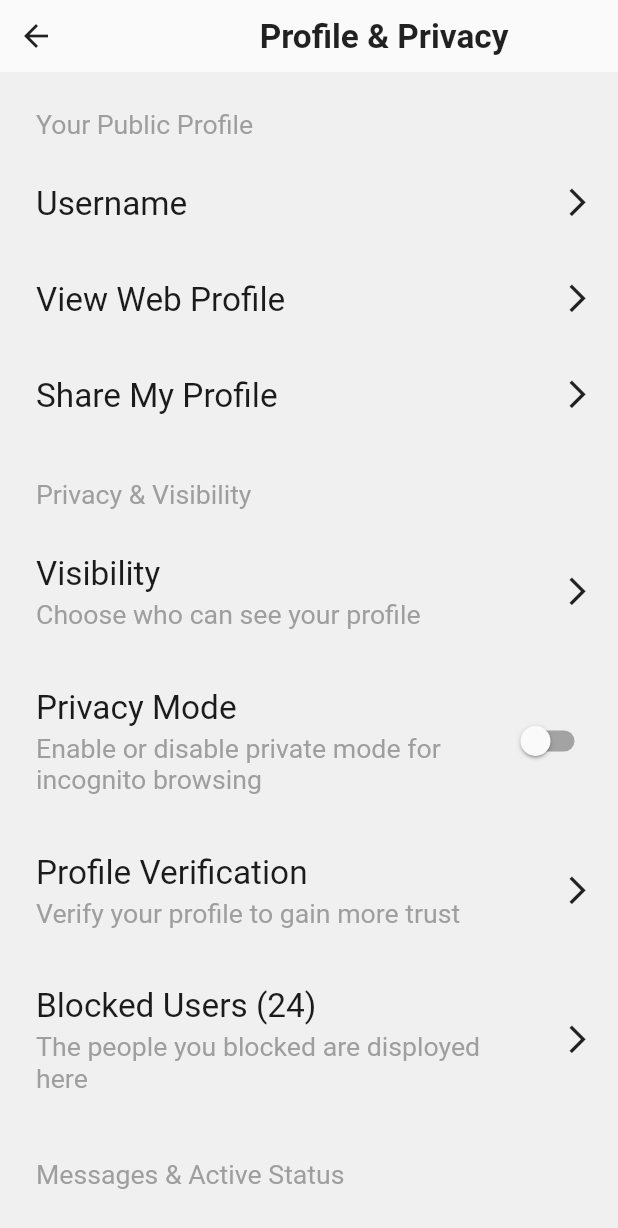
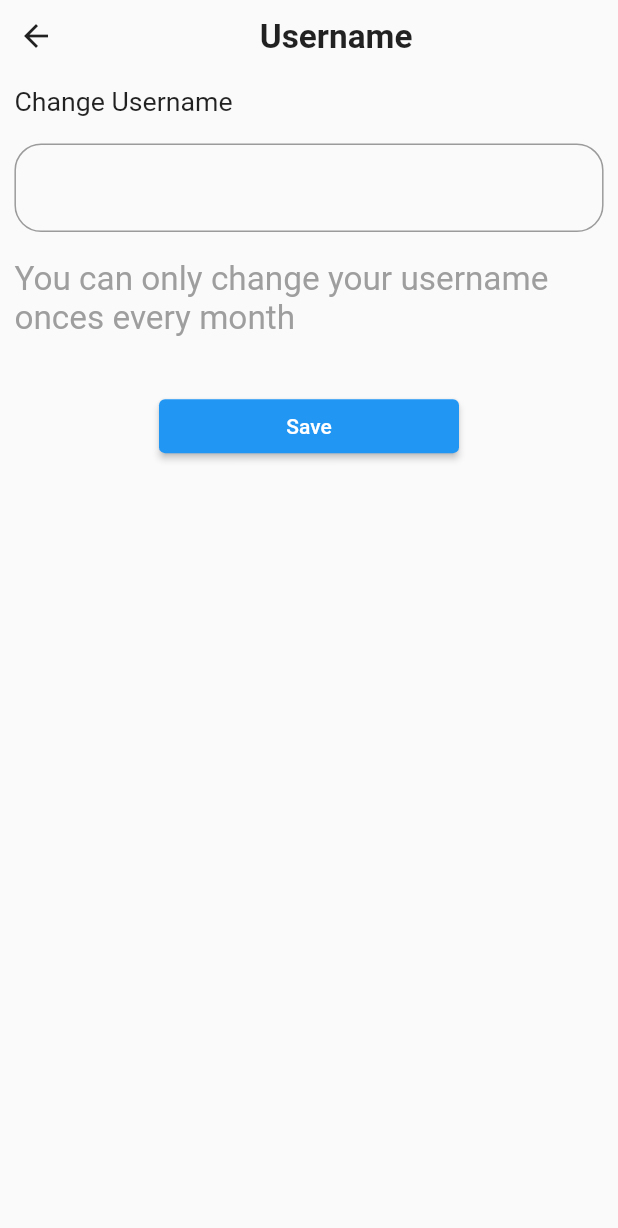
Before and after one commit to abhishek2355/Alpha_Demo, a Flutter app: the screen it shows after launch, on a phone screen of 412 x 824 dp. Shown: the top 1228 px of the screen. Run offline on Flutter 3.47's test engine with Material 2 defaults, Android fonts, the phone set to English and light mode, and no system bars; drawn by our look-alikes of settings_ui.

Commit message:
Created change_username page

```diff
--- a/lib/constants/app_strings.dart
+++ b/lib/constants/app_strings.dart
@@ -251,6 +251,13 @@ const messagesAndActiveStatus = "Messages & Active Status";
 const manageActiveStatus = "Manage Active Status";
 const manageMessages = "Manage Messages";
 
+//username3
+const changeusername = "Change Username";
+const andrew50 = "Andrew50";
+const youCanOnlyChangeYourUsernameOnesEverymonth =
+    "You can only change your username onces every month";
+const save = "Save";
+
 // Backend api request urls
 
 const rootUrl = 'https://alpha-main.onrender.com/';
--- a/lib/main.dart
+++ b/lib/main.dart
@@ -1,6 +1,7 @@
 import 'package:alpha_devayani/profileAndPrivacy2.dart';
 import 'package:alpha_devayani/recent_Serach_page.dart';
 import 'package:alpha_devayani/settings_1.dart';
+import 'package:alpha_devayani/username3.dart';
 import 'package:flutter/material.dart';
 import 'package:flutter/cupertino.dart';
 import 'package:alpha_devayani/result_page.dart';
@@ -20,7 +21,7 @@ class MyApp extends StatelessWidget {
   @override
   Widget build(BuildContext context) {
     return const MaterialApp(
-      home: Profile2(),
+      home: Username3(),
     );
   }
 }
--- /dev/null
+++ b/lib/username3.dart
@@ -0,0 +1,89 @@
+import 'package:flutter/cupertino.dart';
+import 'package:flutter/material.dart';
+import 'package:alpha_devayani/constants/app_heights.dart' as app_heights;
+import 'package:alpha_devayani/constants/app_strings.dart' as app_strings;
+import 'package:alpha_devayani/constants/app_widths.dart' as app_widths;
+import 'package:settings_ui/settings_ui.dart';
+
+class Username3 extends StatelessWidget {
+  const Username3({super.key});
+  @override
+  Widget build(BuildContext context) {
+    var deviceMedia = MediaQuery.of(context);
+    final double screenHeight = deviceMedia.size.height -
+        deviceMedia.padding.top -
+        deviceMedia.padding.bottom;
+    final double screenWidth = deviceMedia.size.width -
+        deviceMedia.padding.left -
+        deviceMedia.padding.right;
+
+    return SafeArea(
+      child: Scaffold(
+        body: Column(
+          crossAxisAlignment: CrossAxisAlignment.start,
+          children: [
+            Row(
+              children: [
+                IconButton(onPressed: () {}, icon: Icon(Icons.arrow_back)),
+                SizedBox(
+                  width: screenWidth * app_widths.width130,
+                ),
+                Text(
+                  app_strings.username,
+                  style: TextStyle(
+                      fontWeight: FontWeight.bold,
+                      fontSize: screenHeight * app_heights.height25),
+                ),
+              ],
+            ),
+            Padding(
+              padding: EdgeInsets.symmetric(
+                  horizontal: screenWidth * app_widths.width10,
+                  vertical: screenHeight * app_heights.height10),
+              child: Text(
+                app_strings.changeusername,
+                style: TextStyle(fontSize: screenHeight * app_heights.height20),
+              ),
+            ),
+            Padding(
+              padding: EdgeInsets.symmetric(
+                  horizontal: screenWidth * app_widths.width10,
+                  vertical: screenHeight * app_heights.height10),
+              child: TextField(
+                decoration: InputDecoration(
+                  border: OutlineInputBorder(
+                    borderRadius: BorderRadius.circular(
+                        screenHeight * app_heights.height20),
+                  ),
+                ),
+              ),
+            ),
+            Padding(
+              padding: EdgeInsets.symmetric(
+                  horizontal: screenWidth * app_widths.width10,
+                  vertical: screenHeight * app_heights.height10),
+              child: Text(
+                app_strings.youCanOnlyChangeYourUsernameOnesEverymonth,
+                style: TextStyle(
+                    color: Colors.grey,
+                    fontSize: screenHeight * app_heights.height25),
+              ),
+            ),
+            SizedBox(
+              height: screenHeight * app_heights.height30,
+            ),
+            Center(
+              child: Container(
+                width: 200,
+                child: ElevatedButton(
+                  onPressed: () {},
+                  child: Text(app_strings.save),
+                ),
+              ),
+            ),
+          ],
+        ),
+      ),
+    );
+  }
+}
```
